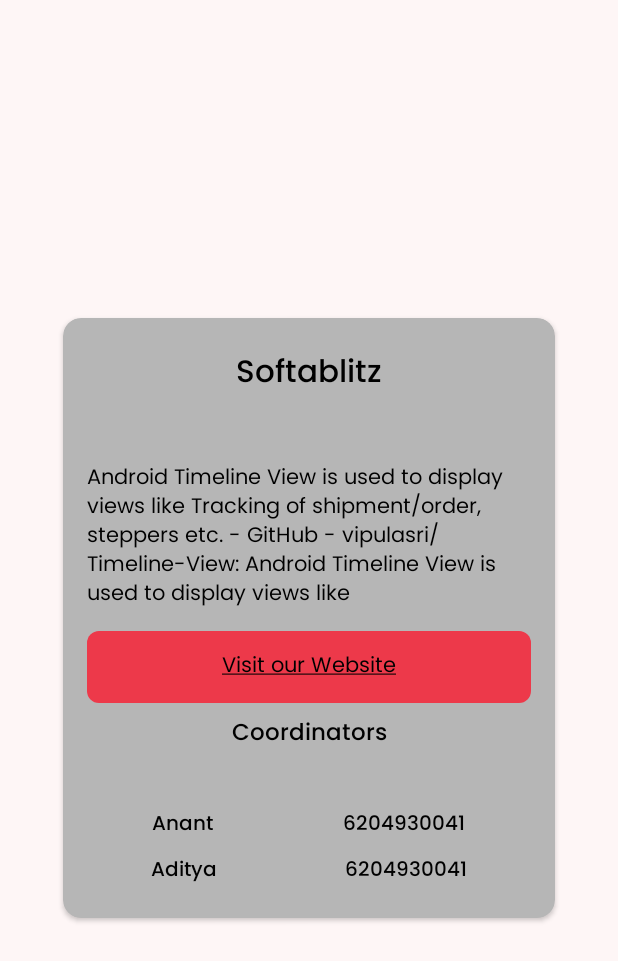
After one commit to 334Dev/LiteLo, an Android app: the layout event_full_detail.xml on its own in the app's theme, with its tools: preview values and no code run, on a phone screen of 412 x 824 dp. The commit adds this screen. Shown: the top 961 px of the screen. Run offline under Robolectric (Android 15) with nearby library versions, the phone set to English and light mode, and no system bars.

Commit message:
Event dailog v1.0.0

```diff
--- a/app/src/main/java/com/dev334/litelo/UI/home/HomeFragment.java
+++ b/app/src/main/java/com/dev334/litelo/UI/home/HomeFragment.java
@@ -38,6 +38,7 @@
 import java.util.HashMap;
 import java.util.List;
 import java.util.Map;
+import java.util.Set;
 
 import me.tankery.lib.circularseekbar.CircularSeekBar;
 
@@ -48,10 +49,10 @@
     private List<EventModel> Events, filterEvents;
     private RecyclerView todayRecycler;
     private RecyclerView branchRecycler;
+    private RecyclerView filterRecycler;
     private todayAdapter AdapterToday;
     private branchAdapter AdapterBranch;
     private filterAdapter AdapterFilter;
-    private RecyclerView filterRecycler;
     private List<Map<String,Object>> branchList;
 
     public HomeFragment(){
@@ -191,6 +192,25 @@
 
     @Override
     public void filterViewOnClick(int position) {
+        AlertDialog.Builder alert=new AlertDialog.Builder(getContext());
+        View view=getLayoutInflater().inflate(R.layout.event_full_detail,null);
+        alert.setView(view);
+        TextView evtName,evtDesc,cord1Name,cord2Name,cord1Phone,cord2Phone;
 
+        evtName=view.findViewById(R.id.event_name_full);
+        evtDesc=view.findViewById(R.id.event_desc_full);
+        cord1Name=view.findViewById(R.id.coordinator_name_full);
+        cord2Name=view.findViewById(R.id.coordinator_name_full2);
+        cord1Phone=view.findViewById(R.id.coordinator_number_full);
+        cord2Phone=view.findViewById(R.id.coordinator_number_full2);
+
+        evtName.setText(Events.get(position).getName());
+        evtDesc.setText(Events.get(position).getDesc());
+        Map<String,String> mp = Events.get(position).getCoordinator();
+
+
+        AlertDialog show=alert.show();
+        alert.setCancelable(true);
+        show.getWindow().setBackgroundDrawable(new ColorDrawable(Color.TRANSPARENT));
     }
 }
--- a/app/src/main/java/com/dev334/litelo/UI/settings/SettingsFragment.java
+++ b/app/src/main/java/com/dev334/litelo/UI/settings/SettingsFragment.java
@@ -82,7 +82,7 @@
         about.setOnClickListener(new View.OnClickListener() {
             @Override
             public void onClick(View v) {
-                Toast.makeText(getContext(),"Developed by Dev334",Toast.LENGTH_SHORT).show();
+                //Toast.makeText(getContext(),"Developed by Dev334",Toast.LENGTH_SHORT).show();
                 AlertDialog.Builder alert=new AlertDialog.Builder(getContext());
                 View view=getLayoutInflater().inflate(R.layout.contact_us_dailog,null);
                 alert.setView(view);
--- /dev/null
+++ b/app/src/main/res/layout/event_full_detail.xml
@@ -0,0 +1,136 @@
+<?xml version="1.0" encoding="utf-8"?>
+<androidx.constraintlayout.widget.ConstraintLayout xmlns:android="http://schemas.android.com/apk/res/android"
+    android:layout_width="match_parent"
+    android:layout_height="match_parent"
+    xmlns:app="http://schemas.android.com/apk/res-auto">
+    <androidx.cardview.widget.CardView
+        android:layout_width="match_parent"
+        android:layout_height="wrap_content"
+        android:layout_marginStart="42dp"
+        android:layout_marginTop="24dp"
+        android:layout_marginEnd="42dp"
+        android:layout_marginBottom="24dp"
+        app:cardBackgroundColor="@color/Grey"
+        app:cardCornerRadius="12dp"
+        app:layout_constraintBottom_toBottomOf="parent"
+        app:layout_constraintEnd_toEndOf="parent"
+        app:layout_constraintStart_toStartOf="parent"
+        app:layout_constraintTop_toTopOf="parent">
+
+        <LinearLayout
+            android:layout_width="match_parent"
+            android:layout_height="match_parent"
+            android:orientation="vertical"
+            android:padding="16dp">
+
+            <TextView
+                android:id="@+id/event_name_full"
+                android:layout_width="match_parent"
+                android:layout_height="wrap_content"
+                android:layout_marginBottom="24dp"
+                android:fontFamily="@font/poppinsmedium"
+                android:gravity="center_horizontal"
+                android:padding="4dp"
+                android:text="Softablitz"
+                android:textColor="@color/Text"
+                android:textSize="@dimen/_16ssp" />
+            <TextView
+                android:id="@+id/event_desc_full"
+                android:layout_width="match_parent"
+                android:layout_height="wrap_content"
+                android:fontFamily="@font/poppinsregular"
+                android:paddingTop="12dp"
+                android:paddingBottom="12dp"
+                android:text="Android Timeline View is used to display views like Tracking of shipment/order, steppers etc. - GitHub - vipulasri/Timeline-View: Android Timeline View is used to display views like"
+                android:textColor="@color/Text"
+                android:textColorLink="@color/Text"
+                android:textSize="14sp" />
+
+            <TextView
+                android:id="@+id/website_link_full"
+                android:layout_width="match_parent"
+                android:layout_height="wrap_content"
+                android:background="@drawable/secondary_filled_box"
+                android:fontFamily="@font/poppinsregular"
+                android:paddingTop="12dp"
+                android:paddingBottom="12dp"
+                android:text="@string/hyperlink"
+                android:textAlignment="center"
+                android:textColor="@color/Text"
+                android:textColorLink="@color/Text"
+                android:textSize="14sp" />
+
+            <TextView
+                android:id="@+id/coordinator"
+                android:layout_width="match_parent"
+                android:layout_height="wrap_content"
+                android:layout_marginBottom="24dp"
+                android:fontFamily="@font/poppinsmedium"
+                android:gravity="center_horizontal"
+                android:padding="8dp"
+                android:text="Coordinators"
+                android:textColor="@color/Text"
+                android:textSize="@dimen/_12ssp" />
+
+            <LinearLayout
+                android:layout_width="match_parent"
+                android:layout_height="match_parent"
+                android:orientation="horizontal">
+
+                <TextView
+                    android:id="@+id/coordinator_name_full"
+                    android:layout_width="wrap_content"
+                    android:layout_height="wrap_content"
+                    android:layout_weight="1"
+                    android:fontFamily="@font/poppinsmedium"
+                    android:gravity="center_horizontal"
+                    android:padding="4dp"
+                    android:textColor="@color/Text"
+                    android:textSize="@dimen/_10ssp"
+                    android:text="Anant" />
+
+                <TextView
+                    android:id="@+id/coordinator_number_full"
+                    android:layout_width="wrap_content"
+                    android:layout_height="wrap_content"
+                    android:layout_weight="1"
+                    android:fontFamily="@font/poppinsmedium"
+                    android:gravity="center_horizontal"
+                    android:padding="4dp"
+                    android:textColor="@color/Text"
+                    android:textSize="@dimen/_10ssp"
+                    android:text="6204930041" />
+            </LinearLayout>
+
+            <LinearLayout
+                android:layout_width="match_parent"
+                android:layout_height="match_parent"
+                android:orientation="horizontal">
+
+                <TextView
+                    android:id="@+id/coordinator_name_full2"
+                    android:layout_width="wrap_content"
+                    android:layout_height="wrap_content"
+                    android:layout_weight="1"
+                    android:fontFamily="@font/poppinsmedium"
+                    android:gravity="center_horizontal"
+                    android:padding="4dp"
+                    android:textColor="@color/Text"
+                    android:textSize="@dimen/_10ssp"
+                    android:text="Aditya" />
+
+                <TextView
+                    android:id="@+id/coordinator_number_full2"
+                    android:layout_width="wrap_content"
+                    android:layout_height="wrap_content"
+                    android:layout_weight="1"
+                    android:fontFamily="@font/poppinsmedium"
+                    android:gravity="center_horizontal"
+                    android:padding="4dp"
+                    android:textColor="@color/Text"
+                    android:textSize="@dimen/_10ssp"
+                    android:text="6204930041" />
+            </LinearLayout>
+        </LinearLayout>
+    </androidx.cardview.widget.CardView>
+</androidx.constraintlayout.widget.ConstraintLayout>
```
